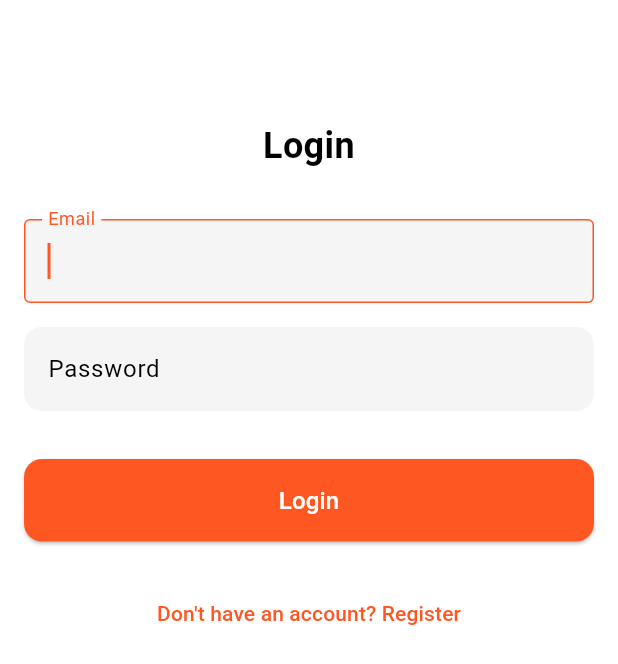
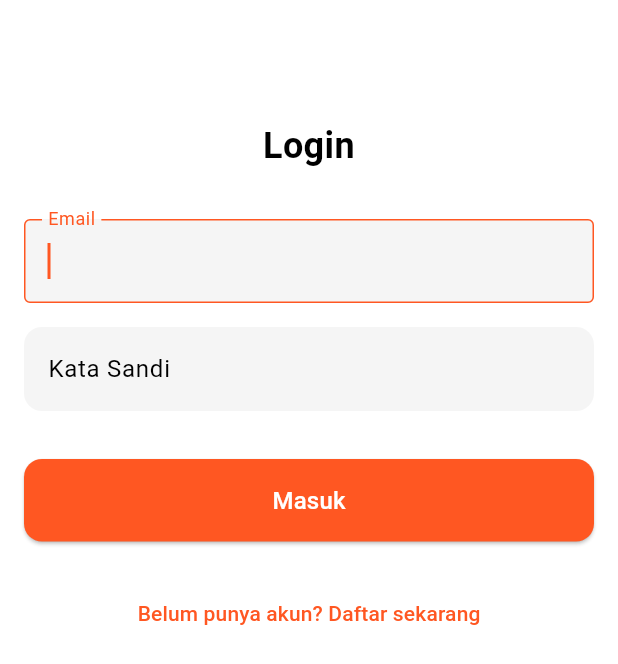
Before and after one commit to CevinWays/powergen_edu, a Flutter app: the screen it shows after launch, on a phone screen of 412 x 824 dp. Shown: the top 664 px of the screen. Run offline on Flutter 3.47's test engine with Material 3 defaults, Android fonts, the phone set to English and light mode, and no system bars; our stand-ins replace bloc, cached_network_image, cloud_firestore, equatable, firebase_auth, firebase_core and 5 more; accounts and stored records are empty.

Commit message:
fixing auth

```diff
--- a/lib/src/features/login/login_page.dart
+++ b/lib/src/features/login/login_page.dart
@@ -50,7 +50,7 @@ class _LoginPageState extends State<LoginPage> {
             }
           },
           builder: (context, state) {
-            if(state is LoginLoading) {
+            if (state is LoginLoading) {
               return const Center(child: CircularProgressIndicator());
             }
             return SafeArea(
@@ -78,7 +78,7 @@ class _LoginPageState extends State<LoginPage> {
                       const SizedBox(height: 16),
                       _buildTextField(
                         controller: _passwordController,
-                        label: 'Password',
+                        label: 'Kata Sandi',
                         isPassword: true,
                       ),
                       const SizedBox(height: 32),
@@ -95,7 +95,7 @@ class _LoginPageState extends State<LoginPage> {
                             ),
                           ),
                           child: const Text(
-                            'Login',
+                            'Masuk',
                             style: TextStyle(fontSize: 16, color: Colors.white),
                           ),
                         ),
@@ -110,7 +110,7 @@ class _LoginPageState extends State<LoginPage> {
                           );
                         },
                         child: const Text(
-                          'Don\'t have an account? Register',
+                          'Belum punya akun? Daftar sekarang',
                           style: TextStyle(color: Colors.deepOrange),
                         ),
                       ),
--- a/lib/src/features/profile/profile_page.dart
+++ b/lib/src/features/profile/profile_page.dart
@@ -18,7 +18,7 @@ class ProfilePage extends StatelessWidget {
           if (state is LogoutSuccess) {
             ScaffoldMessenger.of(context).showSnackBar(
               const SnackBar(
-                content: Text('Logout successful!'),
+                content: Text('Logout Berhasil!'),
                 backgroundColor: Colors.green,
               ),
             );
@@ -39,7 +39,7 @@ class ProfilePage extends StatelessWidget {
         },
         builder: (context, state) {
           if (state is ProfileLoading) {
-            return Scaffold(body: const Center(child: CircularProgressIndicator()));
+            return const Scaffold(body: Center(child: CircularProgressIndicator()));
           }
           if (state is ProfileLoaded) {
             return Scaffold(
--- a/lib/src/features/register/register_page.dart
+++ b/lib/src/features/register/register_page.dart
@@ -107,13 +107,13 @@ class _RegisterPageState extends State<RegisterPage> {
                           const SizedBox(height: 16),
                           _buildTextField(
                             controller: _passwordController,
-                            label: 'Password',
+                            label: 'Kata Sandi',
                             isPassword: true,
                           ),
                           const SizedBox(height: 16),
                           _buildTextField(
                             controller: _repeatPasswordController,
-                            label: 'Repeat Password',
+                            label: 'Ulangi Kata Sandi',
                             isPassword: true,
                           ),
                           const SizedBox(height: 32),
@@ -131,7 +131,7 @@ class _RegisterPageState extends State<RegisterPage> {
                                 ),
                               ),
                               child: const Text(
-                                'Register',
+                                'Daftar Sekarang',
                                 style: TextStyle(
                                     fontSize: 16, color: Colors.white),
                               ),
@@ -152,11 +152,11 @@ class _RegisterPageState extends State<RegisterPage> {
 
   void _validateAndSubmit(BuildContext context) {
     if (_emailController.text.isEmpty ||
-        _passwordController.text.isEmpty ||
-        _repeatPasswordController.text.isEmpty ||
-        _usernameController.text.isEmpty ||
-        _nisController.text.isEmpty ||
-        _namaLengkapController.text.isEmpty
+            _passwordController.text.isEmpty ||
+            _repeatPasswordController.text.isEmpty ||
+            _usernameController.text.isEmpty ||
+            _nisController.text.isEmpty ||
+            _namaLengkapController.text.isEmpty
         // || _kelasController.text.isEmpty
         ) {
       ScaffoldMessenger.of(context).showSnackBar(
```
Also changed, not shown: 4 other files.
